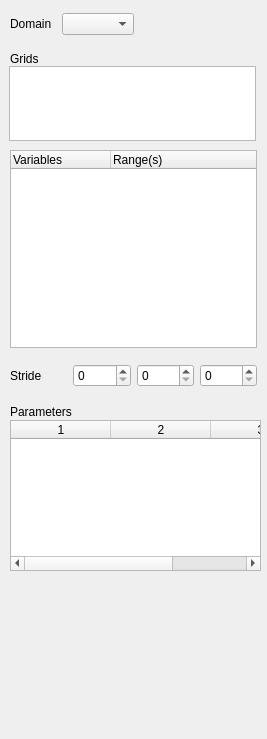
Above: Qt/Components/Resources/UI/pqXDMFPanel.ui from wildmichael/ParaView3-enhancements-old before the change. Below: the same form after it.
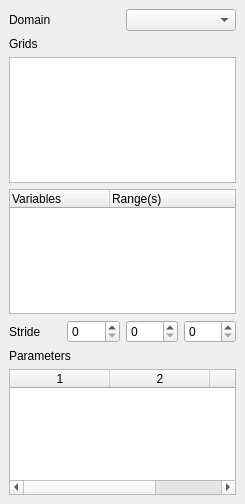
That is the form after the change. Custom widgets are drawn as their Qt base class.

Commit message: BUG: fix some layout issues.

The edit to the form file:
```diff
--- a/Qt/Components/Resources/UI/pqXDMFPanel.ui
+++ b/Qt/Components/Resources/UI/pqXDMFPanel.ui
@@ -5,8 +5,8 @@
    <rect>
     <x>0</x>
     <y>0</y>
-    <width>267</width>
-    <height>739</height>
+    <width>245</width>
+    <height>504</height>
    </rect>
   </property>
   <property name="sizePolicy" >
@@ -20,15 +20,34 @@
   <property name="windowTitle" >
    <string>Form</string>
   </property>
-  <widget class="QWidget" name="layoutWidget" >
-   <property name="geometry" >
-    <rect>
-     <x>10</x>
-     <y>10</y>
-     <width>124</width>
-     <height>28</height>
-    </rect>
+  <layout class="QGridLayout" >
+   <property name="margin" >
+    <number>9</number>
    </property>
+   <property name="spacing" >
+    <number>6</number>
+   </property>
+   <item row="6" column="0" >
+    <widget class="QTableWidget" name="Parameters" >
+     <property name="autoFillBackground" >
+      <bool>true</bool>
+     </property>
+     <property name="columnCount" >
+      <number>3</number>
+     </property>
+     <column/>
+     <column/>
+     <column/>
+    </widget>
+   </item>
+   <item row="5" column="0" >
+    <widget class="QLabel" name="Parameters_label" >
+     <property name="text" >
+      <string>Parameters</string>
+     </property>
+    </widget>
+   </item>
+   <item row="4" column="0" >
    <layout class="QHBoxLayout" >
     <property name="margin" >
      <number>0</number>
@@ -37,52 +56,25 @@
      <number>6</number>
     </property>
     <item>
-     <widget class="QLabel" name="label" >
+      <widget class="QLabel" name="label_5" >
       <property name="text" >
-       <string>Domain</string>
+        <string>Stride</string>
       </property>
      </widget>
     </item>
     <item>
-     <widget class="QComboBox" name="DomainNames" />
-    </item>
-   </layout>
-  </widget>
-  <widget class="QListWidget" name="GridNames" >
-   <property name="geometry" >
-    <rect>
-     <x>9</x>
-     <y>66</y>
-     <width>247</width>
-     <height>75</height>
-    </rect>
-   </property>
-   <property name="selectionMode" >
-    <enum>QAbstractItemView::MultiSelection</enum>
-   </property>
-  </widget>
-  <widget class="QLabel" name="label_2" >
-   <property name="geometry" >
-    <rect>
-     <x>10</x>
-     <y>50</y>
-     <width>247</width>
-     <height>17</height>
-    </rect>
-   </property>
-   <property name="text" >
-    <string>Grids</string>
-   </property>
-  </widget>
+      <widget class="QSpinBox" name="Stride:0" />
+     </item>
+     <item>
+      <widget class="QSpinBox" name="Stride:1" />
+     </item>
+     <item>
+      <widget class="QSpinBox" name="Stride:2" />
+     </item>
+    </layout>
+   </item>
+   <item row="3" column="0" >
   <widget class="pqSelectionTreeWidget" name="Variables" >
-   <property name="geometry" >
-    <rect>
-     <x>10</x>
-     <y>150</y>
-     <width>247</width>
-     <height>198</height>
-    </rect>
-   </property>
    <property name="sizePolicy" >
     <sizepolicy>
      <hsizetype>13</hsizetype>
@@ -111,15 +103,22 @@
     </property>
    </column>
   </widget>
-  <widget class="QWidget" name="layoutWidget" >
-   <property name="geometry" >
-    <rect>
-     <x>10</x>
-     <y>360</y>
-     <width>247</width>
-     <height>31</height>
-    </rect>
-   </property>
+   </item>
+   <item row="1" column="0" >
+    <widget class="QLabel" name="label_2" >
+     <property name="text" >
+      <string>Grids</string>
+     </property>
+    </widget>
+   </item>
+   <item row="2" column="0" >
+    <widget class="QListWidget" name="GridNames" >
+     <property name="selectionMode" >
+      <enum>QAbstractItemView::MultiSelection</enum>
+     </property>
+    </widget>
+   </item>
+   <item row="0" column="0" >
    <layout class="QHBoxLayout" >
     <property name="margin" >
      <number>0</number>
@@ -128,55 +127,18 @@
      <number>6</number>
     </property>
     <item>
-     <widget class="QLabel" name="label_5" >
+      <widget class="QLabel" name="label" >
       <property name="text" >
-       <string>Stride</string>
+        <string>Domain</string>
       </property>
      </widget>
     </item>
     <item>
-     <widget class="QSpinBox" name="Stride:0" />
-    </item>
-    <item>
-     <widget class="QSpinBox" name="Stride:1" />
-    </item>
-    <item>
-     <widget class="QSpinBox" name="Stride:2" />
-    </item>
-   </layout>
-  </widget>
-  <widget class="QTableWidget" name="Parameters" >
-   <property name="geometry" >
-    <rect>
-     <x>10</x>
-     <y>420</y>
-     <width>251</width>
-     <height>151</height>
-    </rect>
-   </property>
-   <property name="autoFillBackground" >
-    <bool>true</bool>
-   </property>
-   <property name="columnCount" >
-    <number>3</number>
-   </property>
-   <column/>
-   <column/>
-   <column/>
-  </widget>
-  <widget class="QLabel" name="Parameters_label" >
-   <property name="geometry" >
-    <rect>
-     <x>10</x>
-     <y>403</y>
-     <width>247</width>
-     <height>17</height>
-    </rect>
-   </property>
-   <property name="text" >
-    <string>Parameters</string>
-   </property>
-  </widget>
+      <widget class="QComboBox" name="DomainNames" />
+     </item>
+    </layout>
+   </item>
+  </layout>
  </widget>
  <customwidgets>
   <customwidget>
```
Lines whose indentation alone changed are shown as unchanged. The commit also changes 1 other file.
